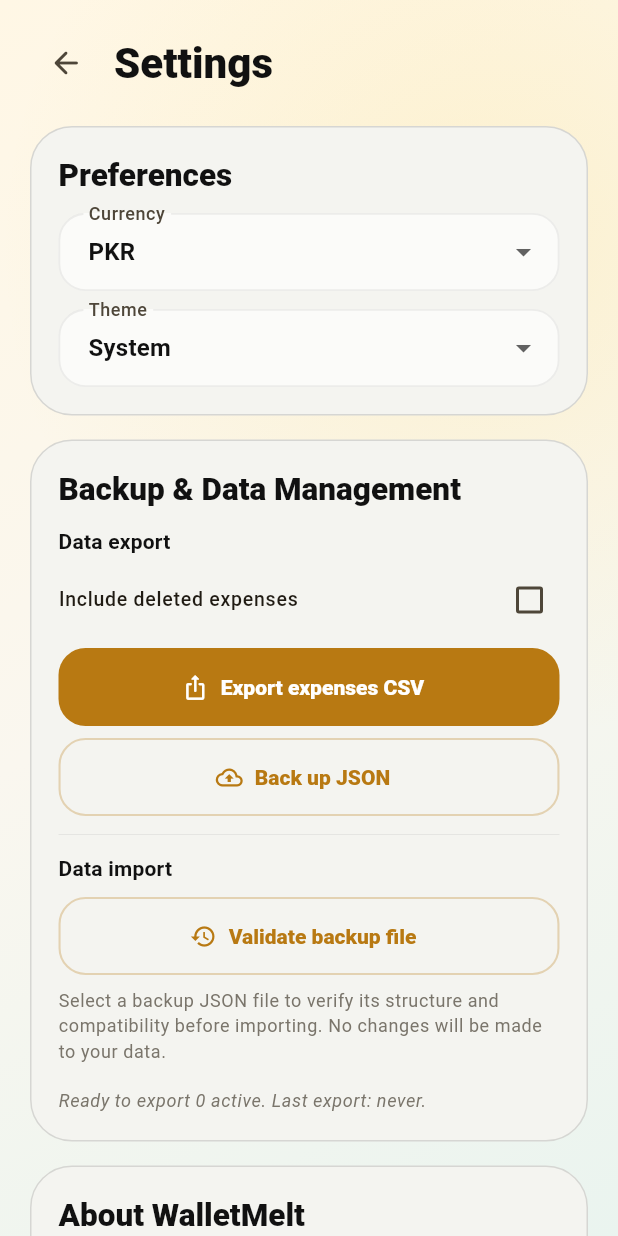
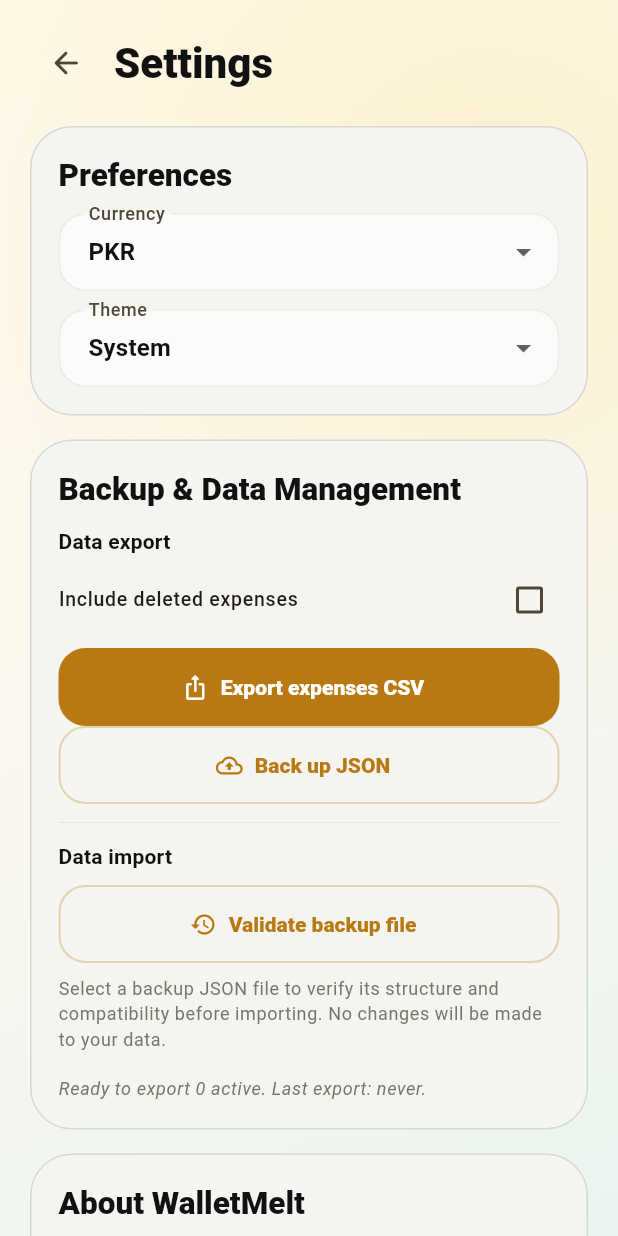
Before and after one commit to muneeb2004/WalletMelt, a Flutter app: the SettingsScreen screen opened by its route, on a phone screen of 412 x 824 dp. Run offline on Flutter 3.47's test engine with Material 3 defaults, Android fonts, the phone set to English and light mode, and no system bars; our stand-ins replace drift, file_picker, fl_chart, flutter_image_compress, flutter_riverpod, flutter_secure_storage and 5 more; missing offline and left inert: flutter_windowmanager, sqlite3; accounts and stored records are empty; generated files the repository leaves out were written again.

Commit message:
feat: complete security review implementation and restore flow enhancements
- add secure_client and security utility layer
- harden network communication and application security
- improve backup/restore experience with conflict resolution support
- enhance restore summaries and validation workflows
- refine settings, navigation, history, insights, and chart UI
- update iOS integration and project dependencies

```diff
--- a/lib/src/components/category/category_chip.dart
+++ b/lib/src/components/category/category_chip.dart
@@ -17,7 +17,8 @@ class WalletCategoryChip extends StatelessWidget {
 
   @override
   Widget build(BuildContext context) {
-    final isDark = Theme.of(context).brightness == Brightness.dark;
+    final theme = Theme.of(context);
+    final isDark = theme.brightness == Brightness.dark;
     final color = colorFromHex(category.color);
     final fill = selected
         ? color.withValues(alpha: 0.28)
@@ -56,7 +57,7 @@ class WalletCategoryChip extends StatelessWidget {
                   padding: const EdgeInsets.symmetric(horizontal: 14, vertical: 10),
                   child: Text(
                     category.name,
-                    style: Theme.of(context).textTheme.labelLarge,
+                    style: theme.textTheme.labelLarge,
                     textHeightBehavior: const TextHeightBehavior(
                       applyHeightToFirstAscent: false,
                       applyHeightToLastDescent: false,
--- a/lib/src/components/charts/category_breakdown_chart.dart
+++ b/lib/src/components/charts/category_breakdown_chart.dart
@@ -11,9 +11,10 @@ class CategoryBreakdownChart extends StatelessWidget {
 
   @override
   Widget build(BuildContext context) {
+    final theme = Theme.of(context);
     if (items.isEmpty) {
       return Text('Add expenses to see where the month melted.',
-          style: Theme.of(context).textTheme.bodyMedium);
+          style: theme.textTheme.bodyMedium);
     }
     return SizedBox(
       height: 210,
@@ -61,7 +62,7 @@ class CategoryBreakdownChart extends StatelessWidget {
                             child: Text(item.category.name,
                                 maxLines: 1, overflow: TextOverflow.ellipsis)),
                         Text('${(item.percentOfTotal * 100).round()}%',
-                            style: Theme.of(context).textTheme.labelMedium),
+                            style: theme.textTheme.labelMedium),
                       ],
                     ),
                   ),
--- a/lib/src/components/navigation/app_shell.dart
+++ b/lib/src/components/navigation/app_shell.dart
@@ -376,8 +376,8 @@ class _NavItem extends StatelessWidget {
   @override
   Widget build(BuildContext context) {
     final active = shell.currentIndex == index;
-    final colorScheme = Theme.of(context).colorScheme;
     final theme = Theme.of(context);
+    final colorScheme = theme.colorScheme;
     final activeColor = colorScheme.primary;
     final inactiveColor =
         theme.textTheme.bodyMedium?.color?.withValues(alpha: 0.54) ??
--- a/lib/src/screens/history/history_screen.dart
+++ b/lib/src/screens/history/history_screen.dart
@@ -144,6 +144,7 @@ class _HistoryScreenState extends State<HistoryScreen> {
 
   @override
   Widget build(BuildContext context) {
+    final theme = Theme.of(context);
     final expenses = context.select<AppState, List<Expense>>((s) => s.expenses);
     final deletedExpenses = context.select<AppState, List<Expense>>((s) => s.deletedExpenses);
     final categories = context.select<AppState, List<wm.Category>>((s) => s.categories);
@@ -170,7 +171,7 @@ class _HistoryScreenState extends State<HistoryScreen> {
                             'History',
                             maxLines: 1,
                             overflow: TextOverflow.ellipsis,
-                            style: Theme.of(context).textTheme.headlineMedium,
+                            style: theme.textTheme.headlineMedium,
                           ),
                         ),
                         IconButton(
@@ -260,7 +261,7 @@ class _HistoryScreenState extends State<HistoryScreen> {
                     DropdownButtonFormField<ExpenseSort>(
                       initialValue: _sort,
                       decoration: const InputDecoration(labelText: 'Sort'),
-                      dropdownColor: Theme.of(context).brightness == Brightness.dark
+                      dropdownColor: theme.brightness == Brightness.dark
                           ? WalletMeltColors.darkSurface
                           : Colors.white,
                       borderRadius: BorderRadius.circular(20),
--- a/lib/src/screens/history/receipt_viewer_screen.dart
+++ b/lib/src/screens/history/receipt_viewer_screen.dart
@@ -395,6 +395,7 @@ class _ReceiptViewerScreenState extends State<ReceiptViewerScreen>
 
     final category = state.categoryById(expense.categoryId);
     final isZoomed = _transformationController.value.getMaxScaleOnAxis() > 1.05;
+    final mediaQueryPadding = MediaQuery.of(context).padding;
 
     return Scaffold(
       backgroundColor: Colors.black,
@@ -443,7 +444,7 @@ class _ReceiptViewerScreenState extends State<ReceiptViewerScreen>
             right: 0.0,
             child: Container(
               padding: EdgeInsets.only(
-                top: MediaQuery.of(context).padding.top + 8,
+                top: mediaQueryPadding.top + 8,
                 bottom: 16,
                 left: 16,
                 right: 16,
@@ -513,7 +514,7 @@ class _ReceiptViewerScreenState extends State<ReceiptViewerScreen>
             child: Container(
               padding: EdgeInsets.only(
                 top: 16,
-                bottom: MediaQuery.of(context).padding.bottom + 16,
+                bottom: mediaQueryPadding.bottom + 16,
                 left: 20,
                 right: 20,
               ),
--- a/lib/src/screens/settings/backup_restore_dialog.dart
+++ b/lib/src/screens/settings/backup_restore_dialog.dart
@@ -278,7 +278,9 @@ class _BackupRestoreDialogState extends State<BackupRestoreDialog> {
         );
       }
     } catch (e) {
-      debugPrint('RESTORE EXECUTE EXCEPTION: $e');
+      if (kDebugMode) {
+        debugPrint('RESTORE EXECUTE EXCEPTION: $e');
+      }
       if (!mounted) return;
       Navigator.pop(context);
       showErrorSnackbar(
--- a/lib/src/screens/settings/conflict_resolution_screen.dart
+++ b/lib/src/screens/settings/conflict_resolution_screen.dart
@@ -103,7 +103,8 @@ class _ConflictResolutionScreenState extends State<ConflictResolutionScreen> {
 
   @override
   Widget build(BuildContext context) {
-    final isDark = Theme.of(context).brightness == Brightness.dark;
+    final theme = Theme.of(context);
+    final isDark = theme.brightness == Brightness.dark;
 
     return Scaffold(
       backgroundColor: isDark ? WalletMeltColors.darkBackgroundAlt : const Color(0xFFF7F7F4),
@@ -135,7 +136,7 @@ class _ConflictResolutionScreenState extends State<ConflictResolutionScreen> {
                 children: [
                   Text(
                     'Bulk Actions (${widget.conflicts.length} duplicate IDs detected)',
-                    style: Theme.of(context).textTheme.titleSmall?.copyWith(fontWeight: FontWeight.bold),
+                    style: theme.textTheme.titleSmall?.copyWith(fontWeight: FontWeight.bold),
                   ),
                   const SizedBox(height: 10),
                   SingleChildScrollView(
--- a/lib/src/screens/settings/restore_summary_dialog.dart
+++ b/lib/src/screens/settings/restore_summary_dialog.dart
@@ -26,8 +26,9 @@ class _RestoreSummaryDialogState extends State<RestoreSummaryDialog> {
 
   @override
   Widget build(BuildContext context) {
-    final isDark = Theme.of(context).brightness == Brightness.dark;
-    final textTheme = Theme.of(context).textTheme;
+    final theme = Theme.of(context);
+    final isDark = theme.brightness == Brightness.dark;
+    final textTheme = theme.textTheme;
 
     final hasWarnings = widget.result.warnings.isNotEmpty;
 
--- a/lib/src/screens/settings/settings_screen.dart
+++ b/lib/src/screens/settings/settings_screen.dart
@@ -75,6 +75,7 @@ class _SettingsScreenState extends State<SettingsScreen> {
   @override
   Widget build(BuildContext context) {
     final state = context.read<AppState>();
+    final theme = Theme.of(context);
     final currency = context.select((AppState s) => s.settings.currency);
     final themePreference =
         context.select((AppState s) => s.settings.themePreference);
@@ -102,7 +103,7 @@ class _SettingsScreenState extends State<SettingsScreen> {
                     'Settings',
                     maxLines: 1,
                     overflow: TextOverflow.ellipsis,
-                    style: Theme.of(context).textTheme.headlineMedium,
+                    style: theme.textTheme.headlineMedium,
                   ),
                 ),
               ],
@@ -115,13 +116,13 @@ class _SettingsScreenState extends State<SettingsScreen> {
                 crossAxisAlignment: CrossAxisAlignment.start,
                 children: [
                   Text('Preferences',
-                      style: Theme.of(context).textTheme.titleLarge),
+                      style: theme.textTheme.titleLarge),
                   const SizedBox(height: 12),
                   DropdownButtonFormField<String>(
                     initialValue: currency,
                     decoration: const InputDecoration(labelText: 'Currency'),
                     dropdownColor:
-                        Theme.of(context).brightness == Brightness.dark
+                        theme.brightness == Brightness.dark
                             ? WalletMeltColors.darkSurface
                             : Colors.white,
                     borderRadius: BorderRadius.circular(20),
@@ -139,7 +140,7 @@ class _SettingsScreenState extends State<SettingsScreen> {
                     initialValue: themePreference,
                     decoration: const InputDecoration(labelText: 'Theme'),
                     dropdownColor:
-                        Theme.of(context).brightness == Brightness.dark
+                        theme.brightness == Brightness.dark
                             ? WalletMeltColors.darkSurface
                             : Colors.white,
                     borderRadius: BorderRadius.circular(20),
@@ -166,12 +167,12 @@ class _SettingsScreenState extends State<SettingsScreen> {
                 crossAxisAlignment: CrossAxisAlignment.start,
                 children: [
                   Text('Backup & Data Management',
-                      style: Theme.of(context).textTheme.titleLarge),
+                      style: theme.textTheme.titleLarge),
                   const SizedBox(height: 12),
 
                   // Data export subsection
                   Text('Data export',
-                      style: Theme.of(context).textTheme.titleMedium?.copyWith(
+                      style: theme.textTheme.titleMedium?.copyWith(
                             fontSize: 14,
                             fontWeight: FontWeight.bold,
                           )),
@@ -210,7 +211,6 @@ class _SettingsScreenState extends State<SettingsScreen> {
                           : 'Export expenses CSV'),
                     ),
                   ),
-                  const SizedBox(height: 8),
                   SizedBox(
                     width: double.infinity,
                     child: OutlinedButton.icon(
@@ -237,7 +237,7 @@ class _SettingsScreenState extends State<SettingsScreen> {
 
                   // Data import subsection
                   Text('Data import',
-                      style: Theme.of(context).textTheme.titleMedium?.copyWith(
+                      style: theme.textTheme.titleMedium?.copyWith(
                             fontSize: 14,
                             fontWeight: FontWeight.bold,
                           )),
@@ -262,14 +262,14 @@ class _SettingsScreenState extends State<SettingsScreen> {
                   const SizedBox(height: 8),
                   Text(
                     'Select a backup JSON file to verify its structure and compatibility before importing. No changes will be made to your data.',
-                    style: Theme.of(context).textTheme.bodySmall,
+                    style: theme.textTheme.bodySmall,
                   ),
 
                   const SizedBox(height: AppSpacing.md),
                   Text(
                     _exportStatusText(currency, expensesLength,
                         deletedExpensesLength, lastExportedAt),
-                    style: Theme.of(context).textTheme.bodySmall?.copyWith(
+                    style: theme.textTheme.bodySmall?.copyWith(
                           fontStyle: FontStyle.italic,
                         ),
                   ),
@@ -284,19 +284,17 @@ class _SettingsScreenState extends State<SettingsScreen> {
                 crossAxisAlignment: CrossAxisAlignment.start,
                 children: [
                   Text('About WalletMelt',
-                      style: Theme.of(context).textTheme.titleLarge),
+                      style: theme.textTheme.titleLarge),
                   const SizedBox(height: 12),
                   Text('Privacy First',
-                      style: Theme.of(context).textTheme.titleMedium?.copyWith(
+                      style: theme.textTheme.titleMedium?.copyWith(
                             fontSize: 14,
                             fontWeight: FontWeight.bold,
                           )),
                   const SizedBox(height: 4),
                   Text(
                     'All expenses, settings, categories, budgets, and receipt images stay stored locally on this device. There is no remote login, backend databases, or cloud tracking.',
-                    style: Theme.of(context)
-                        .textTheme
-                        .bodyMedium
+                    style: theme.textTheme.bodyMedium
                         ?.copyWith(fontSize: 13),
                   ),
                   const Padding(
@@ -305,16 +303,14 @@ class _SettingsScreenState extends State<SettingsScreen> {
                         Divider(height: 1, color: Colors.grey, thickness: 0.12),
                   ),
                   Text('Future Scope',
-                      style: Theme.of(context).textTheme.titleMedium?.copyWith(
+                      style: theme.textTheme.titleMedium?.copyWith(
                             fontSize: 14,
                             fontWeight: FontWeight.bold,
                           )),
                   const SizedBox(height: 4),
                   Text(
                     'Automatic cloud synchronization, shared household ledger profiles, OCR-based receipt scanning, and recurring expense reminders are planned for future versions.',
-                    style: Theme.of(context)
-                        .textTheme
-                        .bodyMedium
+                    style: theme.textTheme.bodyMedium
                         ?.copyWith(fontSize: 13),
                   ),
                   const Padding(
@@ -326,12 +322,10 @@ class _SettingsScreenState extends State<SettingsScreen> {
                     mainAxisAlignment: MainAxisAlignment.spaceBetween,
                     children: [
                       Text('Version',
-                          style: Theme.of(context)
-                              .textTheme
-                              .bodyMedium
+                          style: theme.textTheme.bodyMedium
                               ?.copyWith(fontWeight: FontWeight.bold)),
                       Text('v0.1.1',
-                          style: Theme.of(context).textTheme.bodyMedium),
+                          style: theme.textTheme.bodyMedium),
                     ],
                   ),
                 ],
@@ -420,7 +414,9 @@ class _SettingsScreenState extends State<SettingsScreen> {
   }
 
   Future<void> _validateBackupFile() async {
-    debugPrint('_validateBackupFile CALLED');
+    if (kDebugMode) {
+      debugPrint('_validateBackupFile CALLED');
+    }
     setState(() => _isValidatingBackup = true);
 
     try {
@@ -488,7 +484,9 @@ class _SettingsScreenState extends State<SettingsScreen> {
               );
             }
           } catch (e) {
-            debugPrint('Conflict/dry-run detection threw: $e');
+            if (kDebugMode) {
+              debugPrint('Conflict/dry-run detection threw: $e');
+            }
           }
 
           if (!mounted) return;
@@ -515,10 +513,14 @@ class _SettingsScreenState extends State<SettingsScreen> {
           'Invalid backup file: '
           '${_safeRestoreErrorMessage(result.error ?? "Unknown error")}',
         );
-        debugPrint('VALIDATION RESULT INVALID: ${result.error}');
+        if (kDebugMode) {
+          debugPrint('VALIDATION RESULT INVALID: ${result.error}');
+        }
       }
     } catch (e, stack) {
-      debugPrint('VALIDATION EXCEPTION: $e\n$stack');
+      if (kDebugMode) {
+        debugPrint('VALIDATION EXCEPTION: $e\n$stack');
+      }
       if (!mounted) return;
       showErrorSnackbar(
         context,
@@ -539,7 +541,9 @@ class _SettingsScreenState extends State<SettingsScreen> {
     BackupConflictSummary? conflictSummary,
     RestoreDryRunPlan? dryRunPlan,
   }) {
-    debugPrint('SHOW DIALOG CALLED');
+    if (kDebugMode) {
+      debugPrint('SHOW DIALOG CALLED');
+    }
     showDialog(
       context: context,
       barrierDismissible: false,
--- a/pubspec.yaml
+++ b/pubspec.yaml
@@ -20,6 +20,9 @@ dependencies:
   path_provider: ^2.1.4
   provider: ^6.1.2
   shared_preferences: ^2.3.2
+  flutter_secure_storage: ^9.2.2
+  flutter_windowmanager: ^0.2.0
+  crypto: ^3.0.3
   sqflite: ^2.3.3+1
   uuid: ^4.5.1
   drift: ^2.34.0
```
Also changed, not shown: lib/src/app/wallet_melt_app.dart (+27 -1 lines), lib/src/screens/insights/insights_screen.dart (+11 -15 lines), lib/src/services/network/secure_client.dart (added, +35 -0 lines), lib/src/services/settings/settings_service.dart (+55 -4 lines), lib/src/utils/security_utils.dart (added, +19 -0 lines), pubspec.lock, 1 other file.
